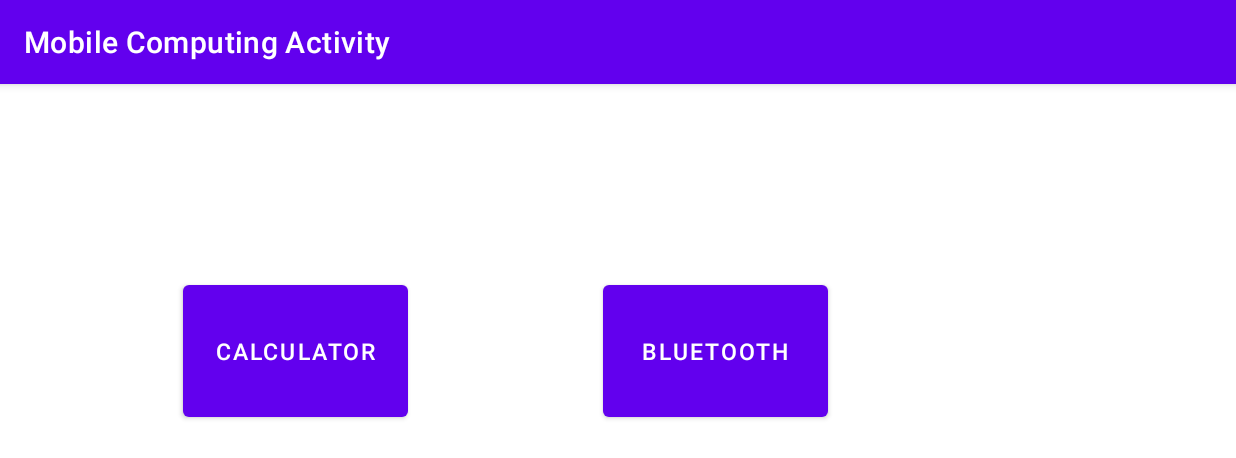
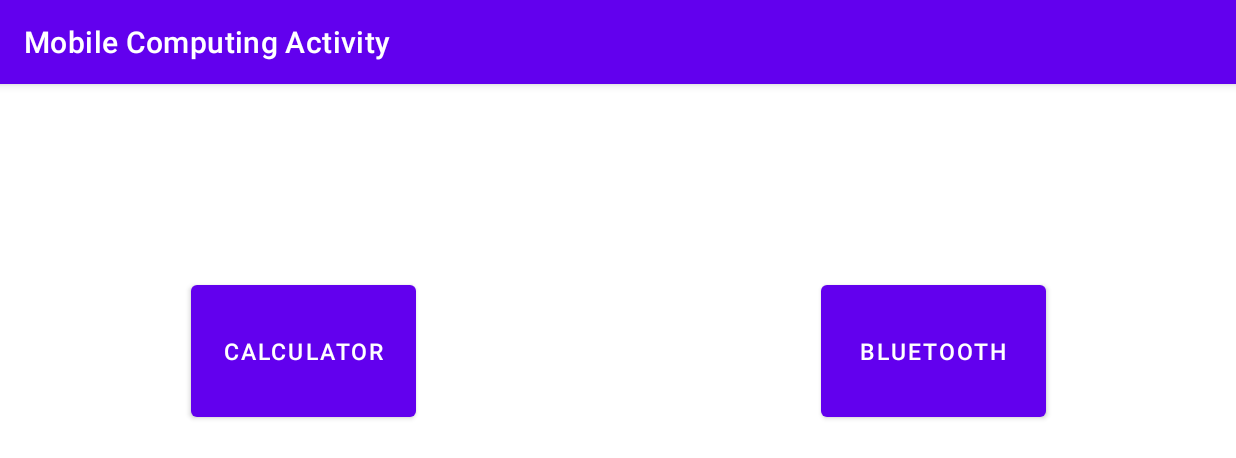
Before and after one commit to MannLester/HelloWorldSoccerLeague, an Android app: the FourthActivity screen opened directly, with no data from a screen before it, on a phone screen of 824 x 412 dp (held sideways). Shown: the top 458 px of the screen. Run offline under Robolectric (Android 15) with nearby library versions, the phone set to English and light mode, and no system bars.

Commit message:
Few Minor Changes

```diff
--- a/app/src/main/java/com/example/helloworldthegame/FourthActivity.java
+++ b/app/src/main/java/com/example/helloworldthegame/FourthActivity.java
@@ -22,5 +22,14 @@ public class FourthActivity extends AppCompatActivity {
                 startActivity(intent);
             }
         });
+
+        Button calculatorButton = findViewById(R.id.button_calculator);
+        calculatorButton.setOnClickListener(new View.OnClickListener() {
+            @Override
+            public void onClick(View view) {
+                Intent intent = new Intent(FourthActivity.this, MainActivity.class);
+                startActivity(intent);
+            }
+        });
     }
 }
--- a/app/src/main/res/layout/activity_fourth.xml
+++ b/app/src/main/res/layout/activity_fourth.xml
@@ -12,9 +12,9 @@
         android:text="@string/calculator"
         android:textSize="15sp"
         app:layout_constraintBottom_toBottomOf="parent"
-        app:layout_constraintEnd_toStartOf="@id/button_bluetooth"
         app:layout_constraintStart_toStartOf="parent"
         app:layout_constraintTop_toTopOf="parent"
+        app:layout_constraintEnd_toEndOf="@+id/center"
         app:layout_constraintHorizontal_bias="0.5"
         app:layout_constraintVertical_bias="0.5"
         android:layout_marginEnd="8dp" />
@@ -28,10 +28,21 @@
         android:textSize="15sp"
         app:layout_constraintBottom_toBottomOf="parent"
         app:layout_constraintEnd_toEndOf="parent"
-        app:layout_constraintStart_toStartOf="@id/button_calculator"
+        app:layout_constraintStart_toStartOf="@id/center"
         app:layout_constraintTop_toTopOf="parent"
         app:layout_constraintHorizontal_bias="0.5"
         app:layout_constraintVertical_bias="0.5"
         android:layout_marginStart="8dp" />
 
+    <ImageView
+        android:id="@+id/center"
+        android:layout_width="wrap_content"
+        android:layout_height="wrap_content"
+        app:layout_constraintBottom_toBottomOf="parent"
+        app:layout_constraintStart_toStartOf="parent"
+        app:layout_constraintTop_toTopOf="parent"
+        app:layout_constraintEnd_toEndOf="parent">
+
+    </ImageView>
+
 </androidx.constraintlayout.widget.ConstraintLayout>
```
